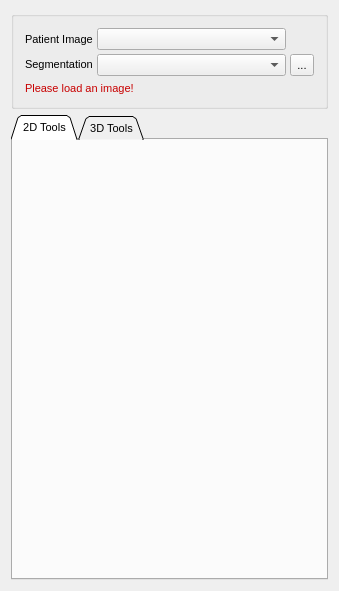
Above: Plugins/org.mitk.gui.qt.segmentation/src/internal/QmitkSegmentationControls.ui from MITK/MITK before the change. Below: the same form after it.
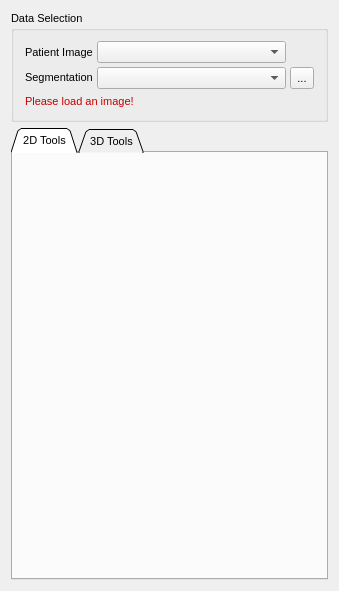
That is the form after the change. Icons and pictures are not drawn. Custom widgets are drawn as their Qt base class.

Commit message: Added group box description like it is present in other segmentation views

What changed in the file:
```diff
--- a/Plugins/org.mitk.gui.qt.segmentation/src/internal/QmitkSegmentationControls.ui
+++ b/Plugins/org.mitk.gui.qt.segmentation/src/internal/QmitkSegmentationControls.ui
@@ -49,7 +49,7 @@
       </sizepolicy>
      </property>
      <property name="title">
-      <string/>
+      <string>Data Selection</string>
      </property>
      <layout class="QVBoxLayout" name="verticalLayout_3">
       <item>
```
